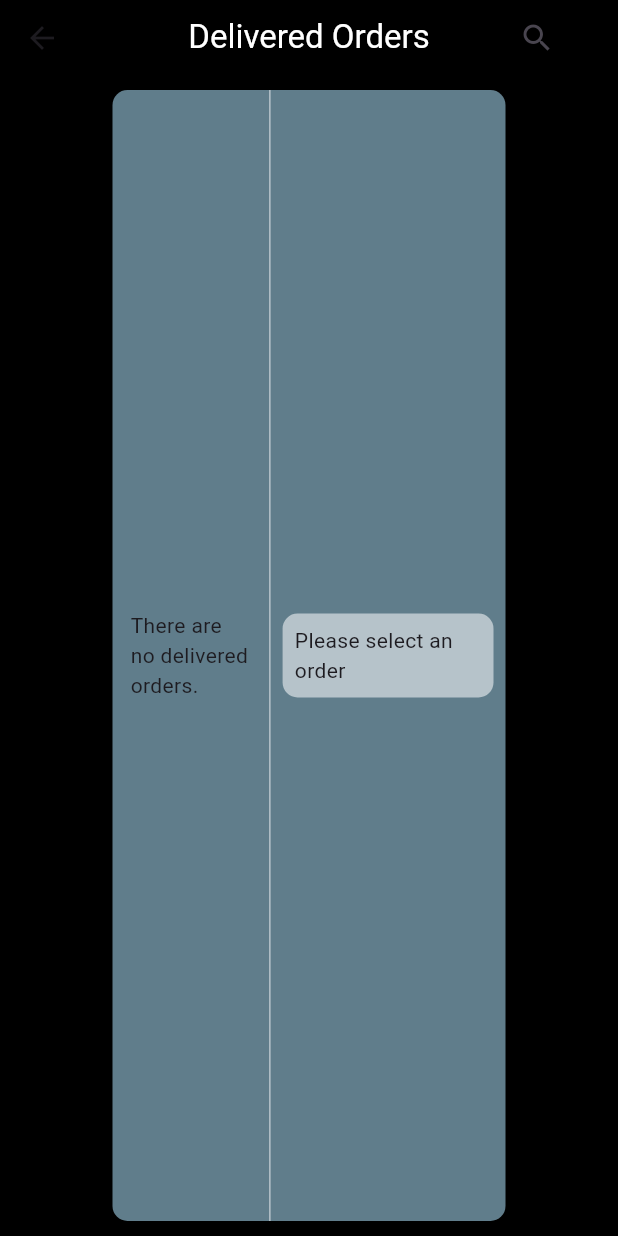
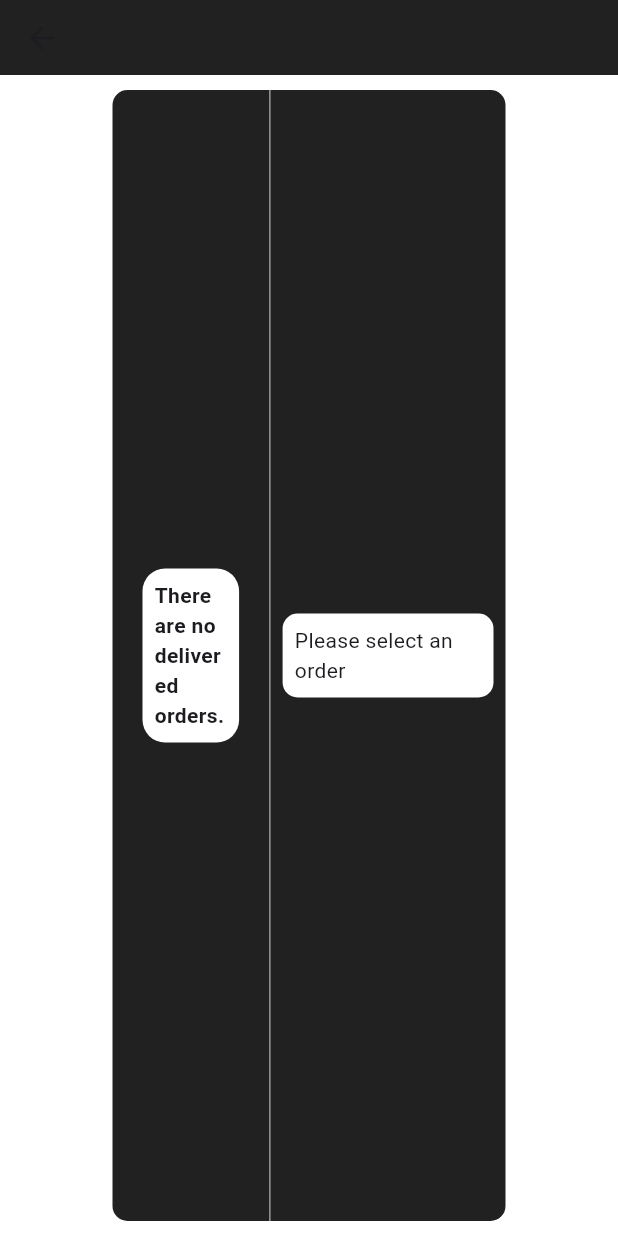
Before and after one commit to CarlsGalad/gona_admin, a Flutter app: the DeliveredOrderScreen screen opened directly, on a phone screen of 412 x 824 dp. Run offline on Flutter 3.47's test engine with Material 3 defaults, Android fonts, the phone set to English and light mode, and no system bars; our stand-ins replace cloud_firestore, file_picker, firebase_auth, firebase_core, firebase_storage, fl_chart and 3 more; missing offline and left inert: flutter_email_sender, image_network; accounts and stored records are empty; Roboto replaces fonts that are missing (Abel).

Commit message:
Update delivered_orders.dart
UI UX Modification

```diff
--- a/lib/home/sub_screens/delivered_orders.dart
+++ b/lib/home/sub_screens/delivered_orders.dart
@@ -17,29 +17,16 @@ class DeliveredOrderScreenState extends State<DeliveredOrderScreen> {
   @override
   Widget build(BuildContext context) {
     return Scaffold(
-        backgroundColor: Colors.black,
+        backgroundColor: Colors.white,
         appBar: AppBar(
           title: Text(
             'Delivered Orders',
-            style: GoogleFonts.roboto(color: Colors.white),
+            style: GoogleFonts.lato(color: Colors.grey[900]),
           ),
           toolbarHeight: 50,
           centerTitle: true,
-          backgroundColor: Colors.black,
-          actions: [
-            Padding(
-              padding: const EdgeInsets.only(right: 30.0),
-              child: AnimatedContainer(
-                duration: const Duration(
-                  milliseconds: 500,
-                ),
-                child: IconButton(
-                  onPressed: () {},
-                  icon: const Icon(Icons.search),
-                ),
-              ),
-            )
-          ],
+          backgroundColor: Colors.grey[900],
+
         ),
         body: Padding(
             padding: const EdgeInsets.all(10.0),
@@ -48,7 +35,7 @@ class DeliveredOrderScreenState extends State<DeliveredOrderScreen> {
                 width: MediaQuery.of(context).size.width - 150,
                 decoration: BoxDecoration(
                     borderRadius: BorderRadius.circular(10),
-                    color: Colors.blueGrey),
+                    color: Colors.grey[900]),
                 child: Row(
                   children: [
                     Expanded(
@@ -88,8 +75,22 @@ class DeliveredOrderScreenState extends State<DeliveredOrderScreen> {
                 .toList();
 
             if (orders.isEmpty) {
-              return const Center(
-                child: Text('There are no delivered orders.'),
+              return Center(
+                child: Padding(
+                  padding: const EdgeInsets.all(8.0),
+                  child: Container(
+                    decoration: BoxDecoration(
+                        color: Colors.white,
+                        borderRadius: BorderRadius.circular(15)),
+                    child: Padding(
+                      padding: EdgeInsets.all(8.0),
+                      child: Text(
+                        'There are no delivered orders.',
+                        style: GoogleFonts.abel(fontWeight: FontWeight.bold),
+                      ),
+                    ),
+                  ),
+                ),
               );
             }
 
@@ -141,7 +142,7 @@ class DeliveredOrderScreenState extends State<DeliveredOrderScreen> {
           child: Container(
             decoration: BoxDecoration(
               borderRadius: BorderRadius.circular(10),
-              color: Colors.white54,
+              color: Colors.white,
             ),
             child: Padding(
               padding: const EdgeInsets.all(8.0),
```
